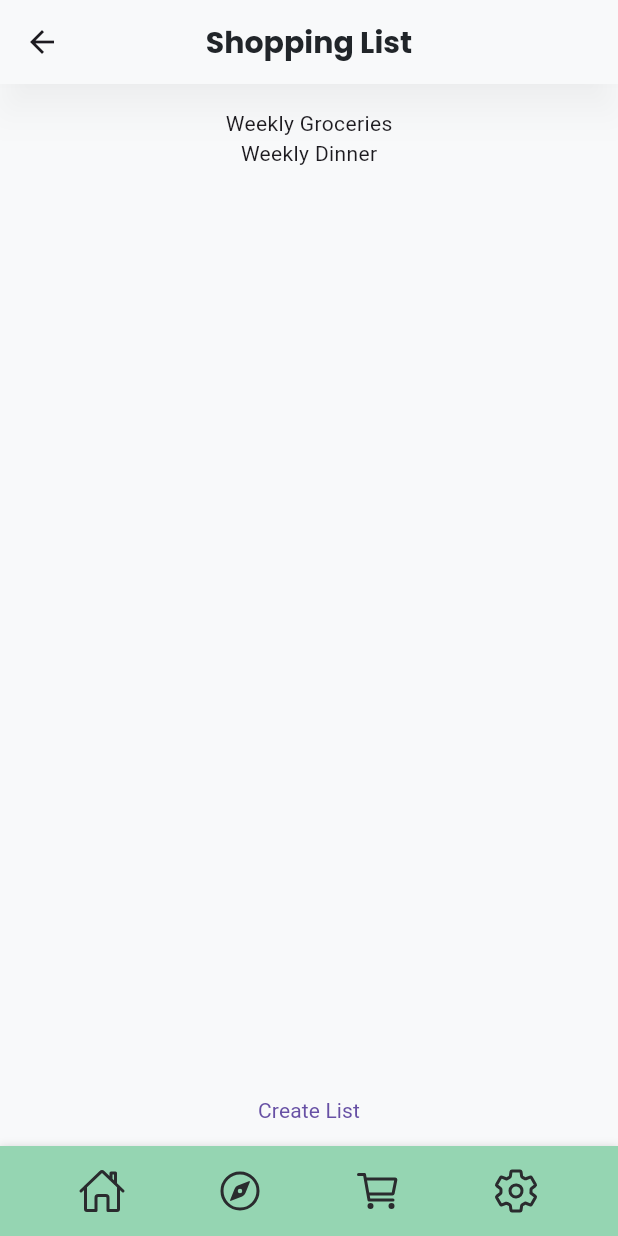
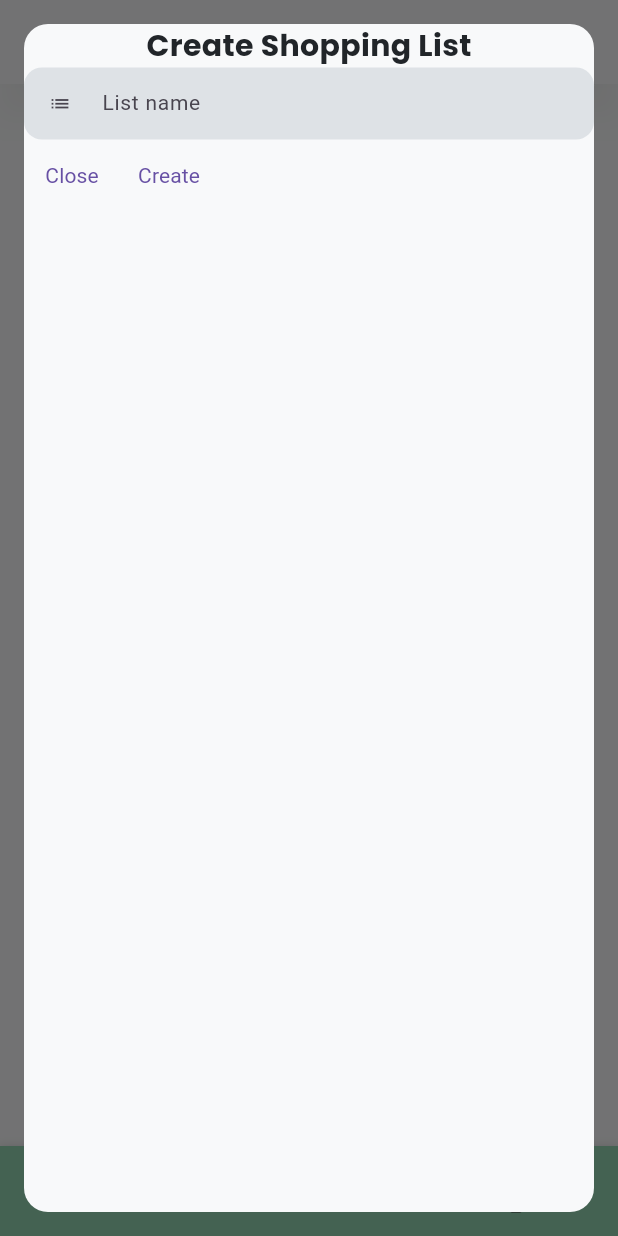
Before and after one commit to andrewaltuna/cooki, a Flutter app: the ShoppingListScreen screen opened directly, after a tap on "Create List", on a phone screen of 412 x 824 dp. Run offline on Flutter 3.47's test engine with Material 3 defaults, Android fonts, the phone set to English and light mode, and no system bars; our stand-ins replace equatable, firebase_auth, firebase_core, flutter_bloc, flutter_hooks, flutter_svg and 5 more; missing offline and left inert: app_settings, flutter_beacon; accounts and stored records are empty; network calls fail.

Commit message:
dummy data for shopping list and related entities

```diff
--- a/lib/feature/shopping_list/data/model/output/shopping_list_output.dart
+++ b/lib/feature/shopping_list/data/model/output/shopping_list_output.dart
@@ -1,35 +1,29 @@
+import 'package:cooki/feature/shopping_list/data/model/output/shopping_list_item_output.dart';
 import 'package:equatable/equatable.dart';
 
 class ShoppingListOutput extends Equatable {
-  const ShoppingListOutput({required this.id, required this.name});
+  const ShoppingListOutput(
+      {required this.id, required this.name, required this.items});
 
-  static const ShoppingListOutput empty = ShoppingListOutput(id: '', name: '');
+  static const ShoppingListOutput empty =
+      ShoppingListOutput(id: '', name: '', items: []);
 
   factory ShoppingListOutput.fromJson(Map<String, dynamic> json) {
-    return empty.copyWith(
-      id: json['id'],
-      name: json['name']
-    );
+    return empty.copyWith(id: json['id'], name: json['name']);
   }
 
   // TODO: Place shopping list items here
   final String id;
   final String name;
+  final List<ShoppingListItemOutput> items;
 
-  ShoppingListOutput copyWith({
-    String? id,
-    String? name
-  }) {
+  ShoppingListOutput copyWith(
+      {String? id, String? name, List<ShoppingListItemOutput>? items}) {
     return ShoppingListOutput(
-      id: id ?? this.id,
-      name: name ?? this.name
-    );
+        id: id ?? this.id, name: name ?? this.name, items: items ?? this.items);
   }
 
   @override
   // TODO: implement props
-  List<Object?> get props => [
-    id,
-    name
-  ];
+  List<Object?> get props => [id, name, items];
 }
--- a/lib/feature/shopping_list/data/remote/shopping_list_remote_source.dart
+++ b/lib/feature/shopping_list/data/remote/shopping_list_remote_source.dart
@@ -1,3 +1,4 @@
+import 'package:cooki/feature/shopping_list/data/model/output/shopping_list_item_output.dart';
 import 'package:cooki/feature/shopping_list/data/model/output/shopping_list_output.dart';
 import 'package:graphql_flutter/graphql_flutter.dart';
 
@@ -8,9 +9,21 @@ class ShoppingListRemoteSource {
 
   Future<List<ShoppingListOutput>> getShoppingLists() async {
     // TODO: Run actual query
-    return const <ShoppingListOutput>[
-      ShoppingListOutput(id: '1', name: 'Weekly Groceries'),
-      ShoppingListOutput(id: '2', name: 'Weekly Dinner'),
+    return <ShoppingListOutput>[
+      ShoppingListOutput(
+          id: '1',
+          name: 'Weekly Groceries',
+          items: ShoppingListItemOutput.getDummyItems()),
+      ShoppingListOutput(
+          id: '2',
+          name: 'Weekly Dinner',
+          items: ShoppingListItemOutput.getDummyItems()),
     ];
   }
+
+  Future<ShoppingListOutput> createShoppingList(String name) async {
+    // TODO: Run actual query
+    return ShoppingListOutput(
+        id: '3', name: name, items: ShoppingListItemOutput.getDummyItems());
+  }
 }
--- a/lib/feature/shopping_list/data/repository/shopping_list_repository.dart
+++ b/lib/feature/shopping_list/data/repository/shopping_list_repository.dart
@@ -11,4 +11,9 @@ class ShoppingListRepository implements ShoppingListRepositoryInterface {
   Future<List<ShoppingListOutput>> getShoppingLists() {
     return _remoteSource.getShoppingLists();
   }
+
+  @override
+  Future<ShoppingListOutput> createShoppingList(String name) {
+    return _remoteSource.createShoppingList(name);
+  }
 }
--- a/lib/feature/shopping_list/data/repository/shopping_list_repository_interface.dart
+++ b/lib/feature/shopping_list/data/repository/shopping_list_repository_interface.dart
@@ -2,4 +2,5 @@ import 'package:cooki/feature/shopping_list/data/model/output/shopping_list_outp
 
 abstract interface class ShoppingListRepositoryInterface {
   Future<List<ShoppingListOutput>> getShoppingLists();
+  Future<ShoppingListOutput> createShoppingList(String name);
 }
--- /dev/null
+++ b/lib/feature/shopping_list/presentations/component/shopping_list_create_helper.dart
@@ -0,0 +1,41 @@
+import 'package:cooki/common/theme/app_colors.dart';
+import 'package:cooki/feature/shopping_list/presentations/component/shopping_list_create_modal_content.dart';
+import 'package:cooki/feature/shopping_list/presentations/view_model/shopping_list_view_model.dart';
+import 'package:flutter/material.dart';
+import 'package:flutter_bloc/flutter_bloc.dart';
+
+class ShoppingListCreateModal {
+  const ShoppingListCreateModal._(this._context);
+
+  factory ShoppingListCreateModal.of(BuildContext context) =>
+      ShoppingListCreateModal._(context);
+
+  final BuildContext _context;
+
+  void showCreateShoppingListModal() async {
+    await showDialog(
+        context: _context,
+        barrierDismissible: false,
+        builder: (_) {
+          return PopScope(
+              canPop: false,
+              child: MultiBlocProvider(
+                providers: [
+                  BlocProvider.value(
+                    value: BlocProvider.of<ShoppingListViewModel>(_context),
+                  ),
+                ],
+                child: const Dialog(
+                  backgroundColor: AppColors.backgroundPrimary,
+                  insetPadding: EdgeInsets.all(16),
+                  shape: RoundedRectangleBorder(
+                    borderRadius: BorderRadius.all(
+                      Radius.circular(16),
+                    ),
+                  ),
+                  child: ShoppingListCreateModalContent(),
+                ),
+              ));
+        });
+  }
+}
--- /dev/null
+++ b/lib/feature/shopping_list/presentations/component/shopping_list_create_modal_content.dart
@@ -0,0 +1,62 @@
+import 'package:cooki/common/component/form/custom_form_field.dart';
+import 'package:cooki/common/theme/app_text_styles.dart';
+import 'package:cooki/feature/shopping_list/presentations/view_model/shopping_list_view_model.dart';
+import 'package:flutter/material.dart';
+import 'package:flutter_bloc/flutter_bloc.dart';
+import 'package:flutter_hooks/flutter_hooks.dart';
+
+class ShoppingListCreateModalContent extends HookWidget {
+  const ShoppingListCreateModalContent({super.key});
+
+  static final _formKey = GlobalKey<FormState>();
+  void _onClose(BuildContext context) {
+    Navigator.pop(context);
+  }
+
+  void _onCreate(TextEditingController controller, BuildContext context) {
+    FocusScope.of(context).unfocus();
+    String name = controller.text;
+    if (_formKey.currentState!.validate()) {
+      context.read<ShoppingListViewModel>().add(
+            ShoppingListCreated(name),
+          );
+    }
+  }
+
+  @override
+  Widget build(BuildContext context) {
+    final controller = useTextEditingController();
+    return BlocListener<ShoppingListViewModel, ShoppingListState>(
+      listener: (context, state) {},
+      child: Column(
+        children: [
+          Text(
+            'Create Shopping List',
+            style: AppTextStyles.titleMedium,
+          ),
+          Form(
+            key: _formKey,
+            child: CustomFormField(
+              controller: controller,
+              hintText: "List name",
+              icon: Icons.list,
+              textInputAction: TextInputAction.next,
+            ),
+          ),
+          Row(
+            children: [
+              TextButton(
+                onPressed: () => _onClose(context),
+                child: Text("Close"),
+              ),
+              TextButton(
+                child: Text("Create"),
+                onPressed: () => _onCreate(controller, context),
+              )
+            ],
+          )
+        ],
+      ),
+    );
+  }
+}
--- a/lib/feature/shopping_list/presentations/screen/shopping_list_screen.dart
+++ b/lib/feature/shopping_list/presentations/screen/shopping_list_screen.dart
@@ -1,18 +1,30 @@
 import 'package:cooki/common/component/main_scaffold.dart';
+import 'package:cooki/common/hook/use_on_widget_load.dart';
 import 'package:cooki/feature/shopping_list/presentations/component/shopping_list_catalog.dart';
+import 'package:cooki/feature/shopping_list/presentations/component/shopping_list_create_helper.dart';
+import 'package:cooki/feature/shopping_list/presentations/view_model/shopping_list_view_model.dart';
 import 'package:flutter/foundation.dart';
 import 'package:flutter/material.dart';
 import 'package:flutter/widgets.dart';
+import 'package:flutter_bloc/flutter_bloc.dart';
 import 'package:flutter_hooks/flutter_hooks.dart';
 
 class ShoppingListScreen extends HookWidget {
   const ShoppingListScreen({super.key});
 
+  void _onSubmitted(BuildContext context) {
+    ShoppingListCreateModal.of(context).showCreateShoppingListModal();
+  }
+
   @override
   Widget build(BuildContext context) {
+    useOnWidgetLoad(() {
+      final testVar = context.read<ShoppingListViewModel>().state.shoppingLists;
+      print(testVar);
+    });
+
     return MainScaffold(
         title: 'Shopping List',
-
         body: Column(
           mainAxisAlignment: MainAxisAlignment.spaceBetween,
           children: [
@@ -20,9 +32,11 @@ class ShoppingListScreen extends HookWidget {
             const Expanded(
               child: ShoppingListCatalog(),
             ),
-          TextButton(onPressed: () => {}, child: const Text('Create List'))
+            TextButton(
+              onPressed: () => _onSubmitted(context),
+              child: const Text('Create List'),
+            ),
           ],
-      )
-      );
+        ));
   }
 }
--- a/lib/feature/shopping_list/presentations/view_model/shopping_list_event.dart
+++ b/lib/feature/shopping_list/presentations/view_model/shopping_list_event.dart
@@ -10,3 +10,12 @@ sealed class ShoppingListEvent extends Equatable {
 class ShoppingListsRequested extends ShoppingListEvent {
   const ShoppingListsRequested();
 }
+
+class ShoppingListCreated extends ShoppingListEvent {
+  const ShoppingListCreated(this.name);
+
+  final String name;
+
+  @override
+  List<Object?> get props => [name];
+}
--- a/lib/feature/shopping_list/presentations/view_model/shopping_list_view_model.dart
+++ b/lib/feature/shopping_list/presentations/view_model/shopping_list_view_model.dart
@@ -10,6 +10,7 @@ part 'shopping_list_state.dart';
 class ShoppingListViewModel extends Bloc<ShoppingListEvent, ShoppingListState> {
   ShoppingListViewModel(this._repository) : super(const ShoppingListState()) {
     on<ShoppingListsRequested>(_onRequested);
+    on<ShoppingListCreated>(_onCreated);
   }
 
   final ShoppingListRepositoryInterface _repository;
@@ -22,19 +23,25 @@ class ShoppingListViewModel extends Bloc<ShoppingListEvent, ShoppingListState> {
       emit(state.copyWith(status: ViewModelStatus.loading));
 
       final result = await _repository.getShoppingLists();
-      emit(
-        state.copyWith(
+      emit(state.copyWith(
+          status: ViewModelStatus.success, shoppingLists: result));
+    } on Exception catch (error) {
+      emit(state.copyWith(status: ViewModelStatus.error, error: error));
+    }
+  }
+
+  Future<void> _onCreated(
+      ShoppingListCreated event, Emitter<ShoppingListState> emit) async {
+    try {
+      emit(state.copyWith(status: ViewModelStatus.loading));
+
+      // TODO: Pass in data
+      final result = await _repository.createShoppingList(event.name);
+      emit(state.copyWith(
           status: ViewModelStatus.success,
-          shoppingLists: result
-        )
-      );
+          shoppingLists: [...state.shoppingLists, result]));
     } on Exception catch (error) {
-      emit(
-        state.copyWith(
-          status: ViewModelStatus.error,
-          error: error
-        )
-      );
+      emit(state.copyWith(status: ViewModelStatus.error, error: error));
     }
   }
 }
```
Also changed, not shown: lib/feature/shopping_list/data/model/output/product_output.dart (added, +103 -0 lines), lib/feature/shopping_list/data/model/output/shopping_list_item_output.dart (added, +64 -0 lines). Lines whose indentation alone changed are shown as unchanged.
